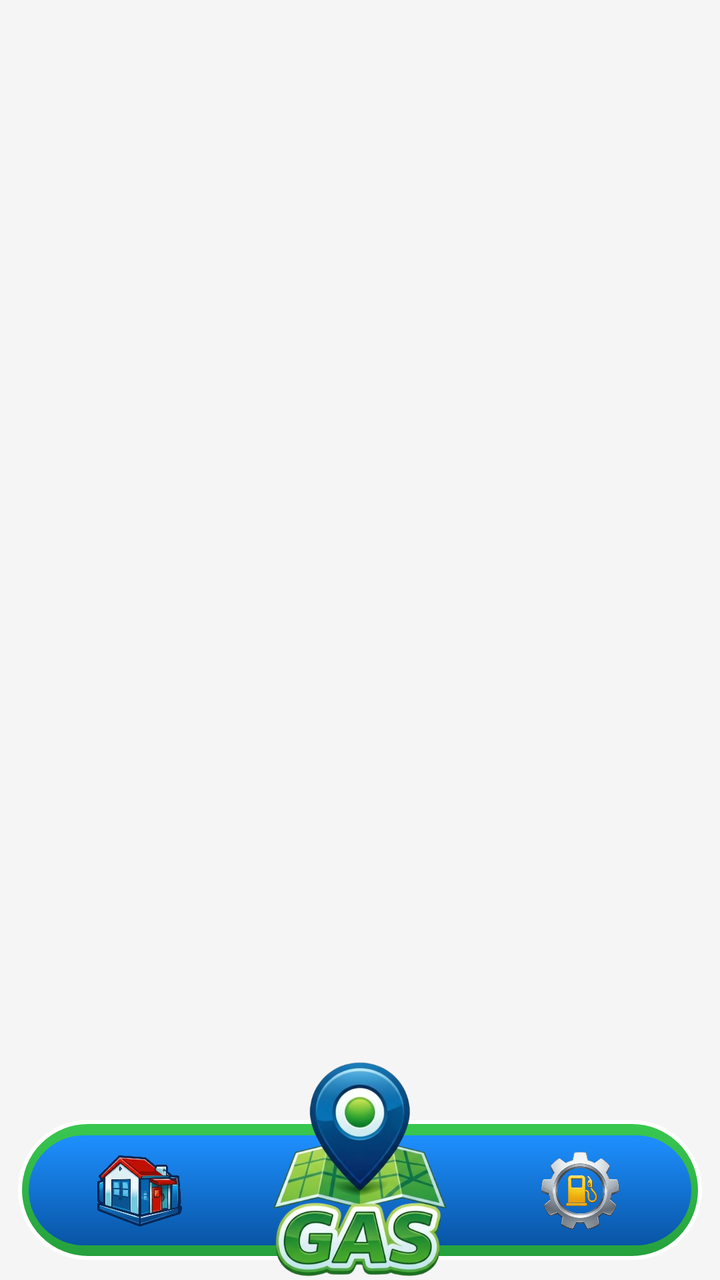
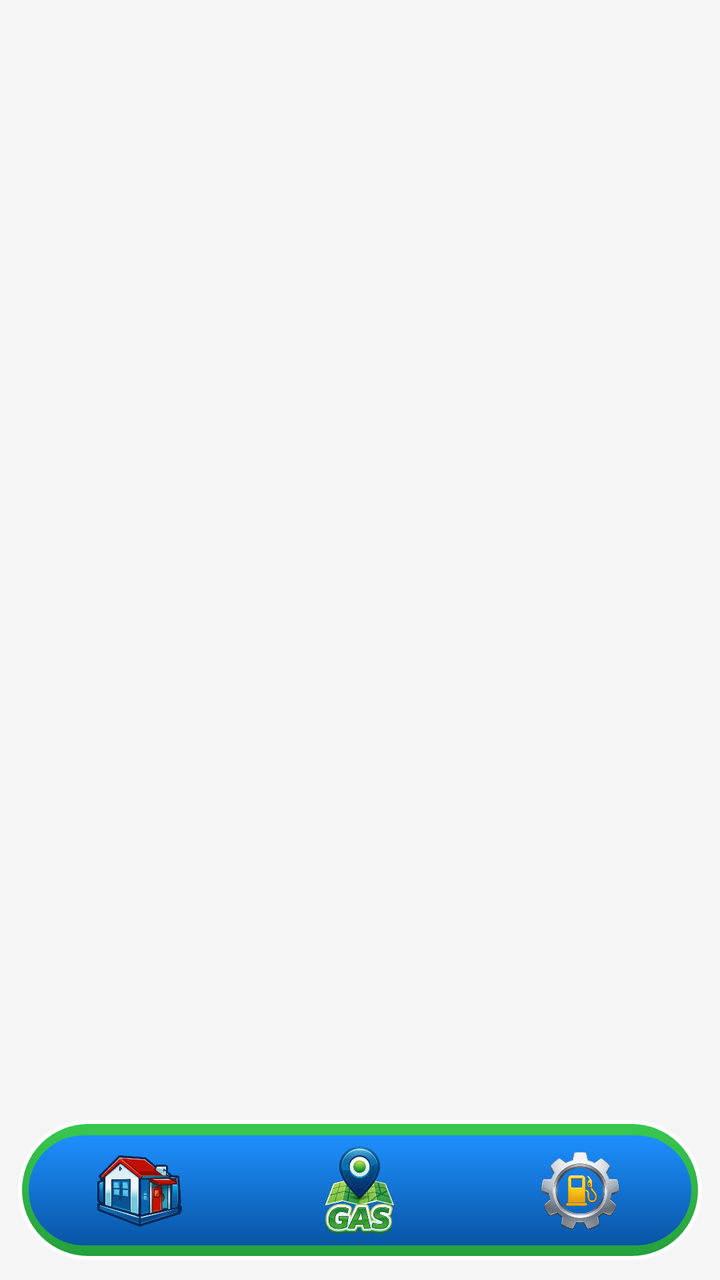

Two renders of the same Android screen: before a commit and after it. Below are the layout's source before the change and the commit's diff.
<!-- AndroidManifest.xml: application theme Theme.Qgas -->
<!-- res/layout/activity_main.xml -->
<?xml version="1.0" encoding="utf-8"?>
<androidx.constraintlayout.widget.ConstraintLayout
    xmlns:android="http://schemas.android.com/apk/res/android"
    xmlns:app="http://schemas.android.com/apk/res-auto"
    android:id="@+id/main"
    android:layout_width="match_parent"
    android:layout_height="match_parent"
    android:background="#F5F5F5"
    android:clipChildren="false">

    <FrameLayout
        android:id="@+id/fragment_container"
        android:layout_width="match_parent"
        android:layout_height="0dp"
        app:layout_constraintTop_toTopOf="parent"
        app:layout_constraintBottom_toTopOf="@+id/nav_wrapper" />

    <androidx.constraintlayout.widget.ConstraintLayout
        android:id="@+id/nav_wrapper"
        android:layout_width="match_parent"
        android:layout_height="140dp"
        android:clipChildren="false"
        app:layout_constraintBottom_toBottomOf="parent">

        <View
            android:id="@+id/green_base"
            android:layout_width="0dp"
            android:layout_height="70dp"
            app:layout_constraintWidth_percent="0.95"
            android:background="@drawable/nav_base_bg"
            app:layout_constraintBottom_toBottomOf="parent"
            app:layout_constraintStart_toStartOf="parent"
            app:layout_constraintEnd_toEndOf="parent"
            android:layout_marginBottom="10dp"/>

        <View
            android:id="@+id/blue_bar"
            android:layout_width="0dp"
            android:layout_height="55dp"
            app:layout_constraintWidth_percent="0.92"
            android:background="@drawable/nav_blue_inner"
            app:layout_constraintBottom_toBottomOf="@id/green_base"
            app:layout_constraintTop_toTopOf="@id/green_base"
            app:layout_constraintStart_toStartOf="@id/green_base"
            app:layout_constraintEnd_toEndOf="@id/green_base" />

        <LinearLayout
            android:id="@+id/nav_item_home"
            android:layout_width="0dp"
            android:layout_height="wrap_content"
            android:gravity="center"
            android:orientation="vertical"
            app:layout_constraintBottom_toBottomOf="@id/blue_bar"
            app:layout_constraintTop_toTopOf="@id/blue_bar"
            app:layout_constraintStart_toStartOf="@id/blue_bar"
            app:layout_constraintEnd_toStartOf="@+id/nav_item_center_gas">
            <ImageView android:layout_width="45dp" android:layout_height="45dp" android:src="@drawable/ic_home" />
        </LinearLayout>

        <LinearLayout
            android:id="@+id/nav_item_center_gas"
            android:layout_width="wrap_content"
            android:layout_height="wrap_content"
            android:gravity="center"
            android:elevation="10dp"
            app:layout_constraintBottom_toBottomOf="parent"
            app:layout_constraintStart_toStartOf="parent"
            app:layout_constraintEnd_toEndOf="parent">
            <ImageView android:layout_width="110dp" android:layout_height="110dp" android:src="@drawable/ic_gas" />
        </LinearLayout>

        <LinearLayout
            android:id="@+id/nav_item_settings"
            android:layout_width="0dp"
            android:layout_height="wrap_content"
            android:gravity="center"
            android:orientation="vertical"
            app:layout_constraintBottom_toBottomOf="@id/blue_bar"
            app:layout_constraintTop_toTopOf="@id/blue_bar"
            app:layout_constraintEnd_toEndOf="@id/blue_bar"
            app:layout_constraintStart_toEndOf="@id/nav_item_center_gas">
            <ImageView android:layout_width="45dp" android:layout_height="45dp" android:src="@drawable/ic_settings" />
        </LinearLayout>

    </androidx.constraintlayout.widget.ConstraintLayout>
</androidx.constraintlayout.widget.ConstraintLayout>
<!-- resources referenced by this layout -->
<resources>
  <!-- drawable ic_gas: png bitmap (drawable, 226437 bytes) -->
  <!-- drawable ic_home: png bitmap (drawable, 165223 bytes) -->
  <!-- drawable ic_settings: png bitmap (drawable, 189890 bytes) -->
  <!-- drawable nav_base_bg (drawable) -->
  <?xml version="1.0" encoding="utf-8"?>
  <shape xmlns:android="http://schemas.android.com/apk/res/android">
      <gradient
          android:startColor="#39C850"
          android:endColor="#25A03D"
          android:angle="270" />
      <corners android:radius="100dp" />
      <stroke android:width="2dp" android:color="#FFFFFF" />
  </shape>
  <!-- drawable nav_blue_inner (drawable) -->
  <?xml version="1.0" encoding="utf-8"?>
  <shape xmlns:android="http://schemas.android.com/apk/res/android">
      <gradient
          android:startColor="#1E90FF"
          android:endColor="#0855A5"
          android:angle="270" />
      <corners android:radius="100dp" />
  </shape>
  <style name="Theme.Qgas" parent="Base.Theme.Qgas" />
  <style name="Base.Theme.Qgas" parent="Theme.Material3.DayNight.NoActionBar">
          
          
          <item name="android:windowTranslucentStatus">true</item>
          <item name="android:windowTranslucentNavigation">true</item>
      </style>
</resources>

<!-- the commit's change to res/layout/activity_main.xml (unified diff, before → after) -->
@@ -18,7 +18,7 @@
     <androidx.constraintlayout.widget.ConstraintLayout
         android:id="@+id/nav_wrapper"
         android:layout_width="match_parent"
-        android:layout_height="140dp"
+        android:layout_height="100dp"
         android:clipChildren="false"
         app:layout_constraintBottom_toBottomOf="parent">
 
@@ -45,42 +45,52 @@
             app:layout_constraintEnd_toEndOf="@id/green_base" />
 
         <LinearLayout
-            android:id="@+id/nav_item_home"
             android:layout_width="0dp"
-            android:layout_height="wrap_content"
-            android:gravity="center"
-            android:orientation="vertical"
+            android:layout_height="0dp"
+            android:orientation="horizontal"
+            android:weightSum="3"
+            android:clipChildren="false"
+            app:layout_constraintTop_toTopOf="@id/blue_bar"
             app:layout_constraintBottom_toBottomOf="@id/blue_bar"
-            app:layout_constraintTop_toTopOf="@id/blue_bar"
             app:layout_constraintStart_toStartOf="@id/blue_bar"
-            app:layout_constraintEnd_toStartOf="@+id/nav_item_center_gas">
-            <ImageView android:layout_width="45dp" android:layout_height="45dp" android:src="@drawable/ic_home" />
+            app:layout_constraintEnd_toEndOf="@id/blue_bar">
+
+            <LinearLayout
+                android:id="@+id/nav_item_home"
+                android:layout_width="0dp"
+                android:layout_height="match_parent"
+                android:layout_weight="1"
+                android:gravity="center">
+                <ImageView
+                    android:layout_width="45dp"
+                    android:layout_height="45dp"
+                    android:src="@drawable/ic_home" />
+            </LinearLayout>
+
+            <LinearLayout
+                android:id="@+id/nav_item_center_gas"
+                android:layout_width="0dp"
+                android:layout_height="match_parent"
+                android:layout_weight="1"
+                android:gravity="center">
+                <ImageView
+                    android:layout_width="45dp"
+                    android:layout_height="45dp"
+                    android:src="@drawable/ic_gas" />
+            </LinearLayout>
+
+            <LinearLayout
+                android:id="@+id/nav_item_settings"
+                android:layout_width="0dp"
+                android:layout_height="match_parent"
+                android:layout_weight="1"
+                android:gravity="center">
+                <ImageView
+                    android:layout_width="45dp"
+                    android:layout_height="45dp"
+                    android:src="@drawable/ic_settings" />
+            </LinearLayout>
+
         </LinearLayout>
-
-        <LinearLayout
-            android:id="@+id/nav_item_center_gas"
-            android:layout_width="wrap_content"
-            android:layout_height="wrap_content"
-            android:gravity="center"
-            android:elevation="10dp"
-            app:layout_constraintBottom_toBottomOf="parent"
-            app:layout_constraintStart_toStartOf="parent"
-            app:layout_constraintEnd_toEndOf="parent">
-            <ImageView android:layout_width="110dp" android:layout_height="110dp" android:src="@drawable/ic_gas" />
-        </LinearLayout>
-
-        <LinearLayout
-            android:id="@+id/nav_item_settings"
-            android:layout_width="0dp"
-            android:layout_height="wrap_content"
-            android:gravity="center"
-            android:orientation="vertical"
-            app:layout_constraintBottom_toBottomOf="@id/blue_bar"
-            app:layout_constraintTop_toTopOf="@id/blue_bar"
-            app:layout_constraintEnd_toEndOf="@id/blue_bar"
-            app:layout_constraintStart_toEndOf="@id/nav_item_center_gas">
-            <ImageView android:layout_width="45dp" android:layout_height="45dp" android:src="@drawable/ic_settings" />
-        </LinearLayout>
-
     </androidx.constraintlayout.widget.ConstraintLayout>
 </androidx.constraintlayout.widget.ConstraintLayout>
